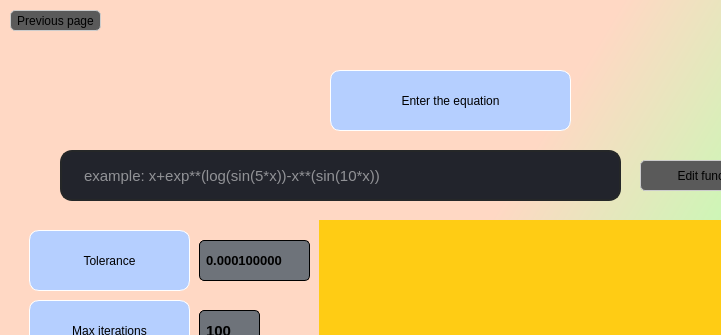
Omar-Eldawy/Numerical-project, file designs/inputWindowOpenMethods.ui: the form before one commit; both pictures show x 0 to 721 and y 0 to 335 of the 889 by 650 pixel window.
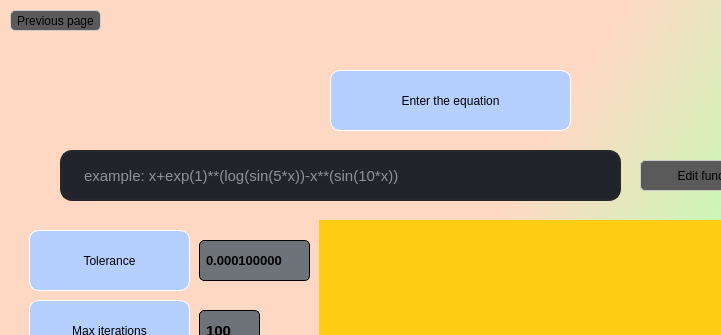
The form after the commit. Icons and pictures are not drawn.

```diff
--- a/designs/inputWindowOpenMethods.ui
+++ b/designs/inputWindowOpenMethods.ui
@@ -169,7 +169,7 @@
 }</string>
     </property>
     <property name="placeholderText">
-     <string>example: x+exp**(log(sin(5*x))-x**(sin(10*x))</string>
+     <string>example: x+exp(1)**(log(sin(5*x))-x**(sin(10*x))</string>
     </property>
    </widget>
    <widget class="QPushButton" name="ApplyButton">
```
